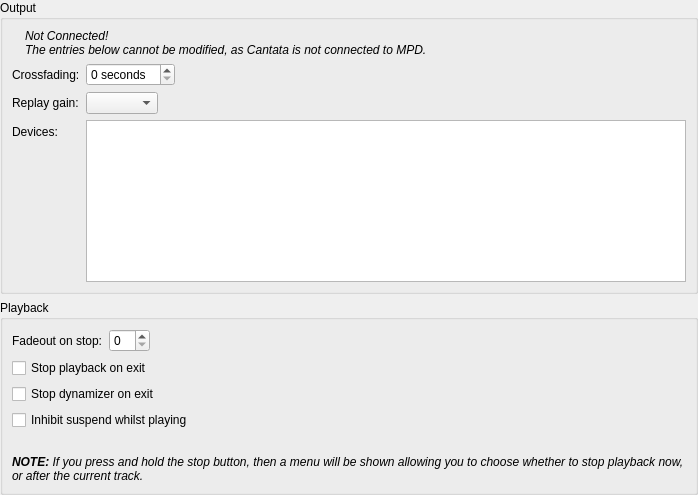
First picture: the form in gui/playbacksettings.ui, repository CDrummond/cantata, before the edit.
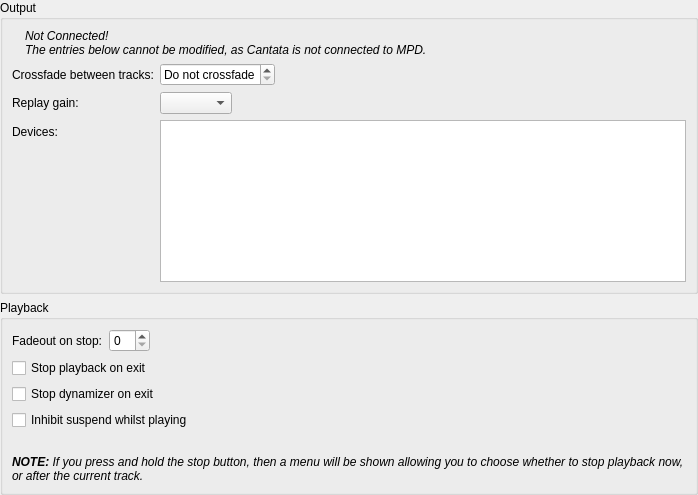
Second picture: the form after the edit. Custom widgets are drawn as their Qt base class.

Patch:
```diff
--- a/gui/playbacksettings.ui
+++ b/gui/playbacksettings.ui
@@ -47,7 +47,7 @@
         <item row="0" column="0">
          <widget class="BuddyLabel" name="crossfadingLabel">
           <property name="text">
-           <string>Crossfading:</string>
+           <string>Crossfade between tracks:</string>
           </property>
           <property name="buddy">
            <cstring>crossfading</cstring>
@@ -57,11 +57,14 @@
         <item row="0" column="1">
          <widget class="SpinBox" name="crossfading">
           <property name="suffix">
-           <string> seconds</string>
+           <string> s</string>
           </property>
           <property name="maximum">
            <number>20</number>
           </property>
+          <property name="specialValueText">
+           <string>Do not crossfade</string>
+          </property>
          </widget>
         </item>
         <item row="1" column="0">
```
